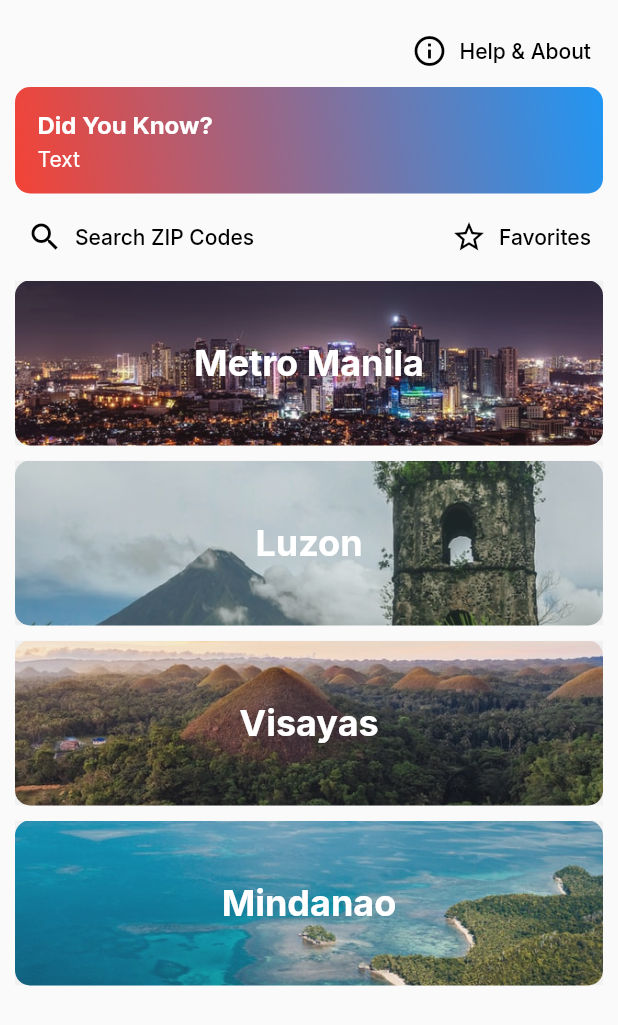
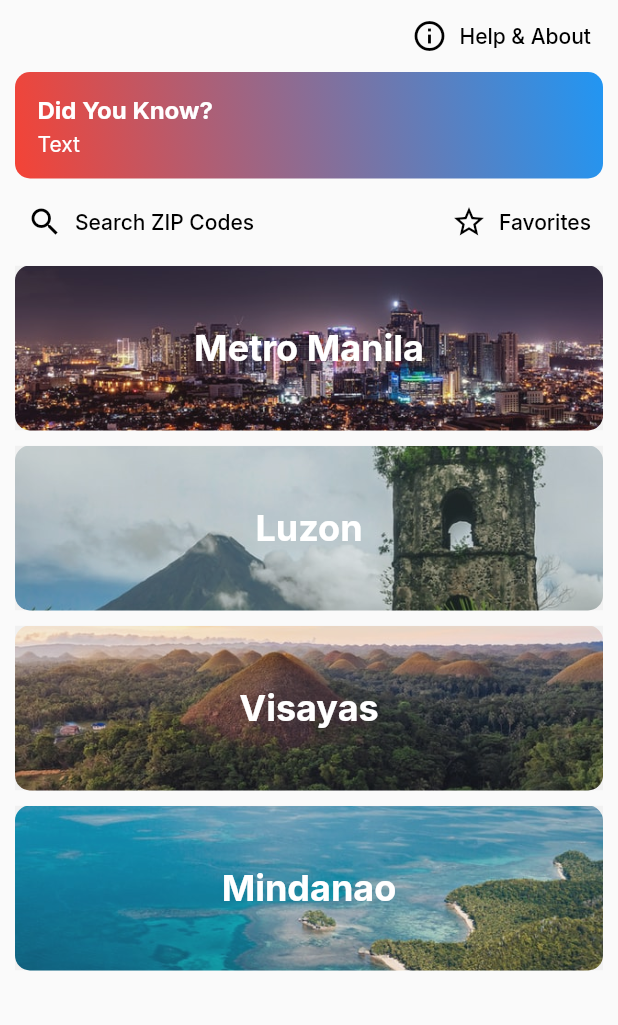
Before and after one commit to reddvid/zipcodeph_flutter, a Flutter app: the screen it shows after launch, on a phone screen of 412 x 824 dp. Shown: the top 1025 px of the screen. Run offline on Flutter 3.47's test engine with Material 2 defaults, Android fonts, the phone set to English and light mode, and no system bars; our stand-ins replace google_fonts, package_info_plus, share_plus.

Commit message:
Remove padding

```diff
--- a/lib/views/mainpage.dart
+++ b/lib/views/mainpage.dart
@@ -23,7 +23,7 @@ class _MainMenuState extends State<MainMenu> {
     return Scaffold(
         body: SafeArea(
       child: Container(
-          padding: const EdgeInsets.all(10),
+          padding: const EdgeInsets.symmetric(horizontal: 10),
           child: Column(
             mainAxisAlignment: MainAxisAlignment.start,
             children: [
```
